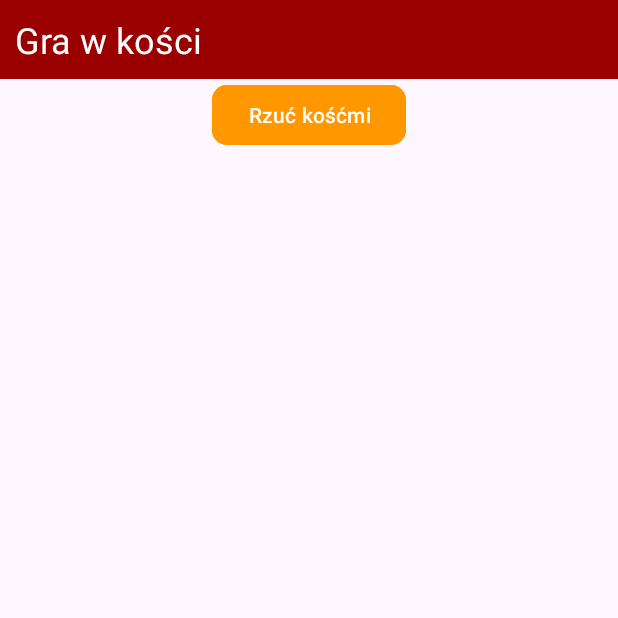
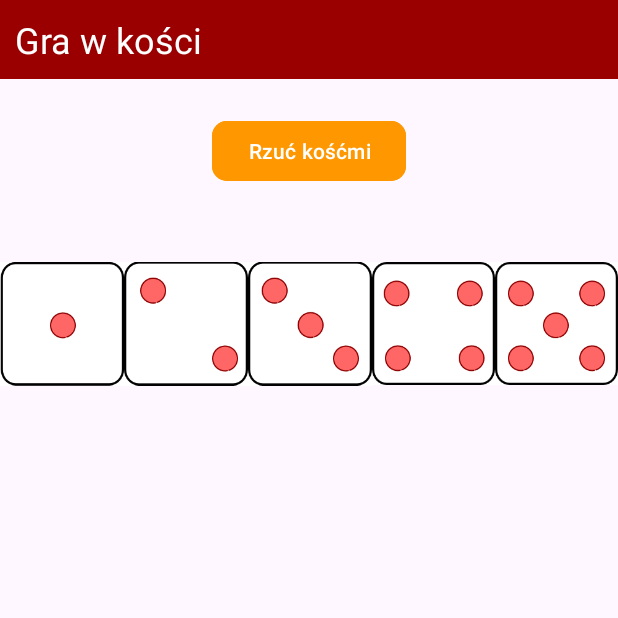
Before and after one commit to 11367-ks/dice-game-android, an Android app: the screen it shows after launch (MainActivity), on a phone screen of 412 x 824 dp, the top half of it. Run offline under Robolectric (Android 15) with nearby library versions, the phone set to English and light mode, and no system bars.

Commit message:
Code update

```diff
--- a/app/src/main/java/com/example/dice_game/MainActivity.java
+++ b/app/src/main/java/com/example/dice_game/MainActivity.java
@@ -3,12 +3,22 @@ package com.example.dice_game;
 import androidx.appcompat.app.AppCompatActivity;
 
 import android.os.Bundle;
+import android.widget.Button;
+import android.widget.ImageView;
 
 public class MainActivity extends AppCompatActivity {
+
+    Button randomize_button;
+    ImageView[] dices;
 
     @Override
     protected void onCreate(Bundle savedInstanceState) {
         super.onCreate(savedInstanceState);
         setContentView(R.layout.activity_main);
+        randomize_button = findViewById(R.id.button);
+        dices = new ImageView[]{findViewById(R.id.Dice1), findViewById(R.id.Dice2), findViewById(R.id.Dice3), findViewById(R.id.Dice4), findViewById(R.id.Dice5)};
+        randomize_button.setOnClickListener(view -> {
+
+        });
     }
 }
--- a/app/src/main/res/layout/activity_main.xml
+++ b/app/src/main/res/layout/activity_main.xml
@@ -6,23 +6,11 @@
     android:layout_height="wrap_content"
     tools:context=".MainActivity">
 
-    <Button
-        android:id="@+id/button"
-        android:layout_width="wrap_content"
-        android:layout_height="wrap_content"
-        android:layout_marginBottom="600dp"
-        android:backgroundTint="#FF9800"
-        android:text="Rzuć kośćmi"
-        app:cornerRadius="10dp"
-        app:layout_constraintBottom_toBottomOf="parent"
-        app:layout_constraintEnd_toEndOf="parent"
-        app:layout_constraintStart_toStartOf="parent"
-        app:layout_constraintTop_toBottomOf="@+id/textView" />
-
     <TextView
         android:id="@+id/textView"
         android:layout_width="0dp"
         android:layout_height="wrap_content"
+        android:layout_marginBottom="24dp"
         android:background="#9A0000"
         android:padding="10dp"
         android:text="Gra w kości"
@@ -31,61 +19,63 @@
         app:layout_constraintBottom_toTopOf="@+id/button"
         app:layout_constraintEnd_toEndOf="parent"
         app:layout_constraintHorizontal_bias="0.0"
-        app:layout_constraintStart_toStartOf="parent"
-        app:layout_constraintTop_toTopOf="parent" />
+        app:layout_constraintStart_toStartOf="parent" />
+
+    <Button
+        android:id="@+id/button"
+        android:layout_width="wrap_content"
+        android:layout_height="wrap_content"
+        android:layout_marginBottom="24dp"
+        android:backgroundTint="#FF9800"
+        android:text="Rzuć kośćmi"
+        app:cornerRadius="10dp"
+        app:layout_constraintBottom_toTopOf="@+id/linearLayout"
+        app:layout_constraintEnd_toEndOf="parent"
+        app:layout_constraintStart_toStartOf="parent" />
 
     <LinearLayout
-        android:layout_width="wrap_content"
+        android:id="@+id/linearLayout"
+        android:layout_width="0dp"
         android:layout_height="wrap_content"
         android:orientation="horizontal"
         app:layout_constraintBottom_toBottomOf="parent"
         app:layout_constraintEnd_toEndOf="parent"
-        app:layout_constraintHorizontal_bias="0.0"
-        app:layout_constraintStart_toStartOf="parent"
-        app:layout_constraintTop_toBottomOf="@+id/button"
-        app:layout_constraintVertical_bias="0.0">
+        app:layout_constraintStart_toStartOf="parent">
 
         <ImageView
-            android:id="@+id/imageView2"
-            android:layout_width="wrap_content"
-            android:layout_height="wrap_content"
+            android:id="@+id/Dice1"
+            android:layout_width="match_parent"
+            android:layout_height="match_parent"
             android:layout_weight="1"
-            tools:srcCompat="@tools:sample/avatars" />
+            app:srcCompat="@drawable/dice_1" />
 
         <ImageView
-            android:id="@+id/imageView3"
-            android:layout_width="wrap_content"
-            android:layout_height="wrap_content"
+            android:id="@+id/Dice2"
+            android:layout_width="match_parent"
+            android:layout_height="match_parent"
             android:layout_weight="1"
-            tools:srcCompat="@tools:sample/avatars" />
+            app:srcCompat="@drawable/dice_2" />
 
         <ImageView
-            android:id="@+id/imageView4"
-            android:layout_width="wrap_content"
-            android:layout_height="wrap_content"
+            android:id="@+id/Dice3"
+            android:layout_width="match_parent"
+            android:layout_height="match_parent"
             android:layout_weight="1"
-            tools:srcCompat="@tools:sample/avatars" />
+            app:srcCompat="@drawable/dice_3" />
 
         <ImageView
-            android:id="@+id/imageView5"
-            android:layout_width="wrap_content"
-            android:layout_height="wrap_content"
+            android:id="@+id/Dice4"
+            android:layout_width="match_parent"
+            android:layout_height="match_parent"
             android:layout_weight="1"
-            tools:srcCompat="@tools:sample/avatars" />
+            app:srcCompat="@drawable/dice_4" />
 
         <ImageView
-            android:id="@+id/imageView6"
-            android:layout_width="wrap_content"
-            android:layout_height="wrap_content"
+            android:id="@+id/Dice5"
+            android:layout_width="match_parent"
+            android:layout_height="match_parent"
             android:layout_weight="1"
-            tools:srcCompat="@tools:sample/avatars" />
-
-        <ImageView
-            android:id="@+id/imageView7"
-            android:layout_width="wrap_content"
-            android:layout_height="wrap_content"
-            android:layout_weight="1"
-            tools:srcCompat="@tools:sample/avatars" />
+            app:srcCompat="@drawable/dice_5" />
 
     </LinearLayout>
 
```
Also changed, not shown: app/src/main/res/drawable-nodpi/dice_1.png (added), app/src/main/res/drawable-nodpi/dice_2.png (added), app/src/main/res/drawable-nodpi/dice_3.png (added), app/src/main/res/drawable-nodpi/dice_4.png (added), app/src/main/res/drawable-nodpi/dice_5.png (added), app/src/main/res/drawable-nodpi/dice_6.png (added).
